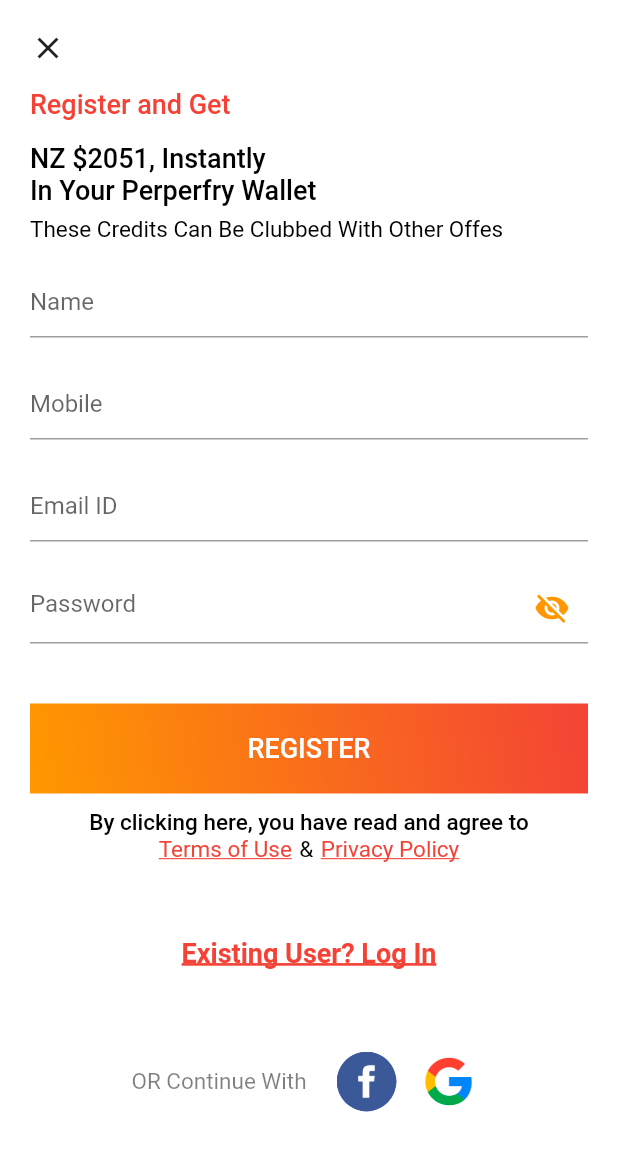
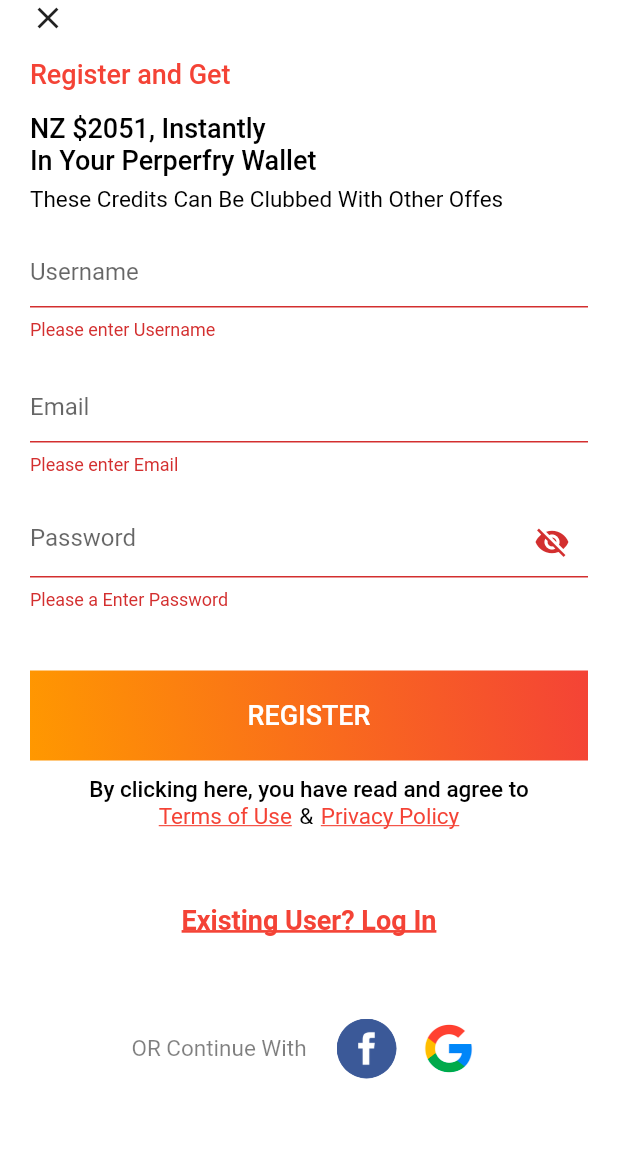
Before and after one commit to xaakib/pepperfry, a Flutter app: the RegisterScreen screen opened directly, after a tap on "REGISTER", on a phone screen of 412 x 824 dp. Shown: the top 1151 px of the screen. Run offline on Flutter 3.47's test engine with Material 2 defaults, Android fonts, the phone set to English and light mode, and no system bars; our stand-ins replace shared_preferences; accounts and stored records are empty; network calls fail; statements that could not run were skipped.

Commit message:
login and register api is working

```diff
--- /dev/null
+++ b/lib/global/global_api.dart
@@ -0,0 +1,7 @@
+class GlobalApi {
+  static const baseUrl = "https://idiya.co.nz/wp-json";
+
+  static const loginApi = "https://idiya.co.nz/wp-json/api/v1/token";
+
+  static const registerApi = "https://idiya.co.nz/wp-json/wp/v2/users/register";
+}
--- a/lib/navigation_bar/home_screen.dart
+++ b/lib/navigation_bar/home_screen.dart
@@ -13,7 +13,7 @@ class _HomeScreenState extends State<HomeScreen> {
     return SafeArea(
       child: Scaffold(
         key: scaffoldKey,
-        backgroundColor: Colors.black.withOpacity(0.03),
+        backgroundColor: Colors.white,
         appBar: AppBar(
           elevation: 2,
           backgroundColor: Colors.white,
--- a/lib/screens/main_screen.dart
+++ b/lib/screens/main_screen.dart
@@ -48,7 +48,7 @@ class BottomDesing extends StatelessWidget {
             children: [
               InkWell(
                 onTap: () {
-                  Navigator.push(
+                  Navigator.pushReplacement(
                       context,
                       PageRouteBuilder(
                         transitionDuration: Duration(milliseconds: 400),
@@ -88,7 +88,7 @@ class BottomDesing extends StatelessWidget {
               ),
               InkWell(
                 onTap: () {
-                  Navigator.push(
+                  Navigator.pushReplacement(
                       context,
                       PageRouteBuilder(
                         transitionDuration: Duration(milliseconds: 400),
--- a/lib/screens/register_screen.dart
+++ b/lib/screens/register_screen.dart
@@ -1,4 +1,6 @@
 import 'package:flutter/material.dart';
+import 'package:idiya/provider/auth_provider/auth_provider.dart';
+import 'package:provider/provider.dart';
 
 class RegisterScreen extends StatefulWidget {
   @override
@@ -6,12 +8,17 @@ class RegisterScreen extends StatefulWidget {
 }
 
 class _RegisterScreenState extends State<RegisterScreen> {
+  final usernameController = TextEditingController();
+  final emailController = TextEditingController();
+  final passwodController = TextEditingController();
   bool _showPassword = false;
+
+  final _formKey = GlobalKey<FormState>();
   @override
   Widget build(BuildContext context) {
-    // height = MediaQuery.of(context).size.height;
-    //  wight = MediaQuery.of(context).size.width;
-    return Scaffold(
+    final authProvider = Provider.of<AuthProvider>(context, listen: false);
+    return SafeArea(
+      child: Scaffold(
         body: SingleChildScrollView(
           physics: BouncingScrollPhysics(),
           child: Container(
@@ -22,10 +29,11 @@ class _RegisterScreenState extends State<RegisterScreen> {
               padding: const EdgeInsets.symmetric(horizontal: 20),
               child: SingleChildScrollView(
                 physics: BouncingScrollPhysics(),
+                child: Form(
+                  key: _formKey,
                   child: Column(
                     crossAxisAlignment: CrossAxisAlignment.start,
                     children: [
-                  SizedBox(height: 20),
                       InkWell(
                           onTap: () => Navigator.pop(context),
                           child: Icon(Icons.close)),
@@ -33,18 +41,30 @@ class _RegisterScreenState extends State<RegisterScreen> {
                       Column(
                         children: [
                           TextFormField(
-                        decoration: InputDecoration(hintText: "Name"),
+                            controller: usernameController,
+                            decoration: InputDecoration(hintText: "Username"),
+                            validator: (value) {
+                              if (value == null || value.isEmpty) {
+                                return 'Please enter Username';
+                              }
+                              return null;
+                            },
                           ),
                           SizedBox(height: 20),
                           TextFormField(
-                        decoration: InputDecoration(hintText: "Mobile"),
+                            controller: emailController,
+                            decoration: InputDecoration(hintText: "Email"),
+                            validator: (value) {
+                              if (value == null || value.isEmpty) {
+                                return 'Please enter Email';
+                              }
+                              return null;
+                            },
                           ),
                           SizedBox(height: 20),
                           TextFormField(
-                        decoration: InputDecoration(hintText: "Email ID"),
-                      ),
-                      SizedBox(height: 20),
-                      TextFormField(
+                            controller: passwodController,
+                            obscureText: !_showPassword,
                             decoration: InputDecoration(
                                 suffixIcon: GestureDetector(
                                   onTap: () {
@@ -52,21 +72,34 @@ class _RegisterScreenState extends State<RegisterScreen> {
                                       _showPassword = !_showPassword;
                                     });
                                   },
-                              child: Icon(
-                                _showPassword
+                                  child: Icon(_showPassword
                                       ? Icons.visibility
-                                    : Icons.visibility_off,
-                                color: Colors.orange,
-                              ),
+                                      : Icons.visibility_off),
                                 ),
                                 hintText: "Password"),
+                            validator: (value) {
+                              if (value.isEmpty) {
+                                return 'Please a Enter Password';
+                              }
+                              if (value.length < 6) {
+                                return 'Must be more than 6 charater';
+                              }
+                              return null;
+                            },
                           ),
                           SizedBox(height: 40),
                           InkWell(
-                        onTap: () => Navigator.push(
-                            context,
-                            MaterialPageRoute(
-                                builder: (context) => RegisterScreen())),
+                            onTap: () {
+                              if (_formKey.currentState.validate()) {
+                                authProvider.registerApi(
+                                    usernameController.text,
+                                    emailController.text,
+                                    passwodController.text,
+                                    context);
+                              } else {
+                                return Text("Full Fill Your TextField");
+                              }
+                            },
                             child: Container(
                               height: 60,
                               child: Center(
@@ -144,7 +177,8 @@ class _RegisterScreenState extends State<RegisterScreen> {
                           Text(
                             "OR Continue With",
                             style: TextStyle(
-                            color: Colors.black.withOpacity(0.5), fontSize: 15),
+                                color: Colors.black.withOpacity(0.5),
+                                fontSize: 15),
                           ),
                           SizedBox(width: 20),
                           Container(
@@ -171,6 +205,8 @@ class _RegisterScreenState extends State<RegisterScreen> {
                         ],
                       ),
                     ],
+                  ),
+                ),
               ),
             ),
           ),
--- a/pubspec.yaml
+++ b/pubspec.yaml
@@ -26,6 +26,7 @@ dependencies:
   cupertino_icons: ^1.0.2
   http: ^0.13.3
   provider: ^5.0.0
+  shared_preferences: ^2.0.6
 
 dev_dependencies:
   flutter_test:
```
Also changed, not shown: lib/provider/auth_provider/auth_provider.dart (+60 -6 lines), lib/screens/login_screen.dart (+33 -15 lines), pubspec.lock. Lines whose indentation alone changed are shown as unchanged.
